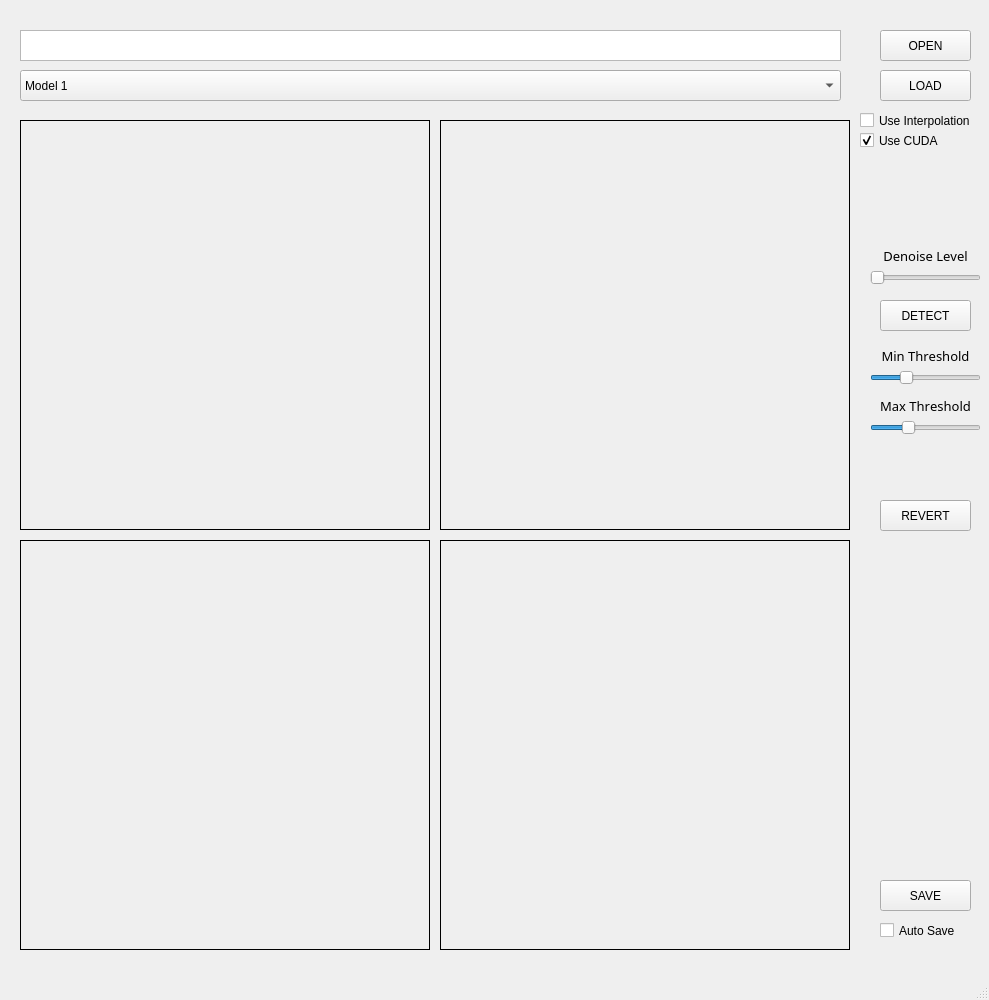
gemengshu/AtomSegGUI, file AtomSeg_V1.ui: the form before one commit.
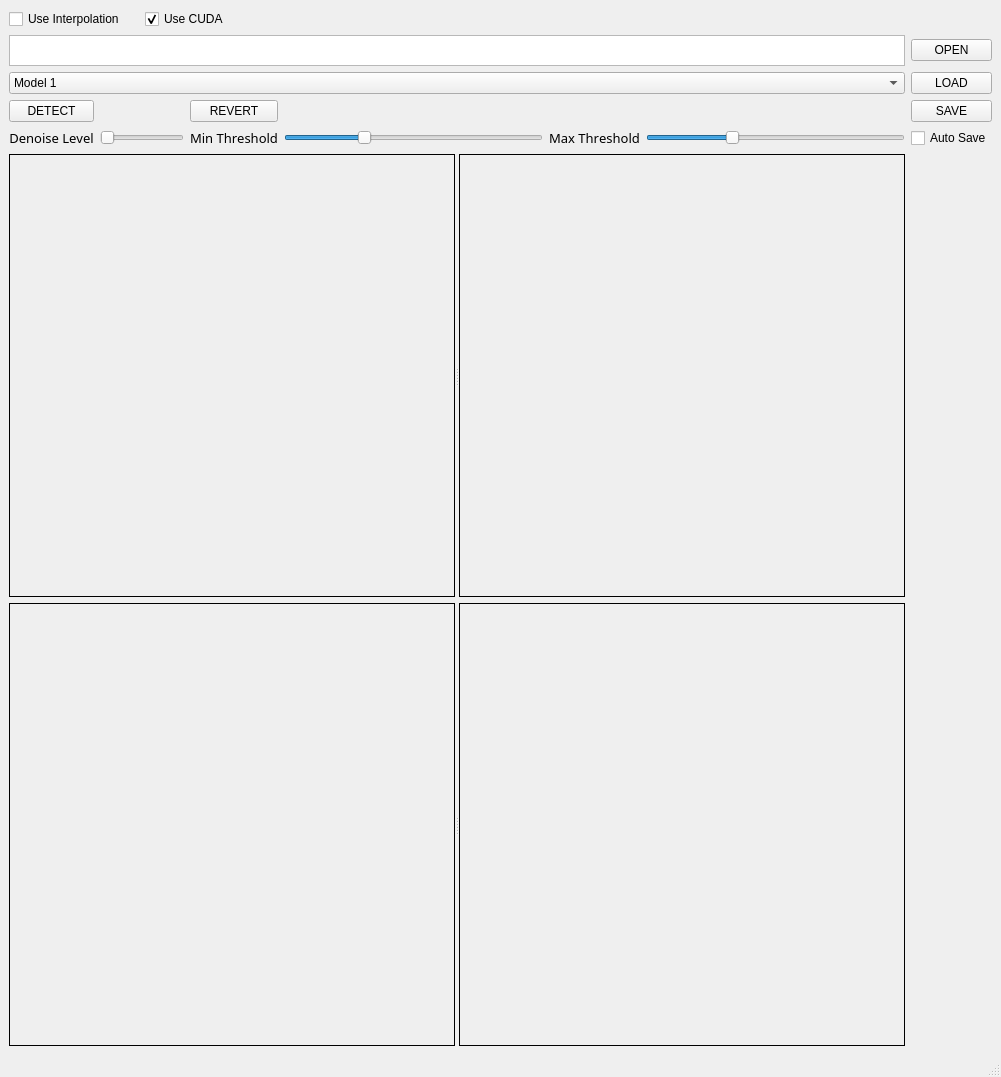
The form after the commit.

```diff
--- a/AtomSeg_V1.ui
+++ b/AtomSeg_V1.ui
@@ -6,409 +6,306 @@
    <rect>
     <x>0</x>
     <y>0</y>
-    <width>989</width>
-    <height>1000</height>
+    <width>1001</width>
+    <height>1077</height>
    </rect>
   </property>
   <property name="windowTitle">
    <string>Atom Segmentation</string>
   </property>
   <widget class="QWidget" name="centralwidget">
-   <widget class="QTextEdit" name="imagePath">
-    <property name="enabled">
-     <bool>true</bool>
-    </property>
-    <property name="geometry">
-     <rect>
-      <x>20</x>
-      <y>30</y>
-      <width>821</width>
-      <height>31</height>
-     </rect>
-    </property>
-   </widget>
-   <widget class="QPushButton" name="open">
-    <property name="geometry">
-     <rect>
-      <x>880</x>
-      <y>30</y>
-      <width>91</width>
-      <height>31</height>
-     </rect>
-    </property>
-    <property name="text">
-     <string>OPEN</string>
-    </property>
-   </widget>
-   <widget class="QLabel" name="ori">
-    <property name="geometry">
-     <rect>
-      <x>20</x>
-      <y>120</y>
-      <width>410</width>
-      <height>410</height>
-     </rect>
-    </property>
-    <property name="frameShape">
-     <enum>QFrame::Box</enum>
-    </property>
-    <property name="text">
-     <string/>
-    </property>
-    <property name="scaledContents">
-     <bool>true</bool>
-    </property>
-   </widget>
-   <widget class="QLabel" name="model_output">
-    <property name="geometry">
-     <rect>
-      <x>440</x>
-      <y>120</y>
-      <width>410</width>
-      <height>410</height>
-     </rect>
-    </property>
-    <property name="frameShape">
-     <enum>QFrame::Box</enum>
-    </property>
-    <property name="text">
-     <string/>
-    </property>
-    <property name="scaledContents">
-     <bool>true</bool>
-    </property>
-   </widget>
-   <widget class="QLabel" name="preprocess">
-    <property name="geometry">
-     <rect>
-      <x>20</x>
-      <y>540</y>
-      <width>410</width>
-      <height>410</height>
-     </rect>
-    </property>
-    <property name="frameShape">
-     <enum>QFrame::Box</enum>
-    </property>
-    <property name="text">
-     <string/>
-    </property>
-    <property name="scaledContents">
-     <bool>true</bool>
-    </property>
-   </widget>
-   <widget class="QLabel" name="detect_result">
-    <property name="geometry">
-     <rect>
-      <x>440</x>
-      <y>540</y>
-      <width>410</width>
-      <height>410</height>
-     </rect>
-    </property>
-    <property name="frameShape">
-     <enum>QFrame::Box</enum>
-    </property>
-    <property name="text">
-     <string/>
-    </property>
-    <property name="scaledContents">
-     <bool>true</bool>
-    </property>
-   </widget>
-   <widget class="QComboBox" name="modelPath">
-    <property name="geometry">
-     <rect>
-      <x>20</x>
-      <y>70</y>
-      <width>821</width>
-      <height>31</height>
-     </rect>
-    </property>
-    <property name="whatsThis">
-     <string>&lt;html&gt;&lt;head/&gt;&lt;body&gt;&lt;p&gt;&lt;br/&gt;&lt;/p&gt;&lt;/body&gt;&lt;/html&gt;</string>
-    </property>
-    <item>
-     <property name="text">
-      <string>Model 1</string>
-     </property>
+   <layout class="QGridLayout" name="gridLayout">
+    <item row="0" column="0" colspan="2">
+     <widget class="QCheckBox" name="use_inter">
+      <property name="text">
+       <string>Use Interpolation</string>
+      </property>
+     </widget>
     </item>
-    <item>
-     <property name="text">
-      <string>Model 2</string>
-     </property>
+    <item row="0" column="2" colspan="2">
+     <widget class="QCheckBox" name="use_cuda">
+      <property name="text">
+       <string>Use CUDA</string>
+      </property>
+      <property name="checked">
+       <bool>true</bool>
+      </property>
+     </widget>
     </item>
-    <item>
-     <property name="text">
-      <string>Model 3</string>
-     </property>
+    <item row="1" column="0" colspan="7">
+     <widget class="QTextEdit" name="imagePath">
+      <property name="enabled">
+       <bool>true</bool>
+      </property>
+      <property name="maximumSize">
+       <size>
+        <width>16777215</width>
+        <height>31</height>
+       </size>
+      </property>
+      <property name="readOnly">
+       <bool>true</bool>
+      </property>
+     </widget>
     </item>
-    <item>
-     <property name="text">
-      <string>Model 4</string>
-     </property>
+    <item row="1" column="7">
+     <widget class="QPushButton" name="open">
+      <property name="text">
+       <string>OPEN</string>
+      </property>
+     </widget>
     </item>
-    <item>
-     <property name="text">
-      <string>Model 5</string>
-     </property>
+    <item row="2" column="0" colspan="7">
+     <widget class="QComboBox" name="modelPath">
+      <property name="whatsThis">
+       <string>&lt;html&gt;&lt;head/&gt;&lt;body&gt;&lt;p&gt;&lt;br/&gt;&lt;/p&gt;&lt;/body&gt;&lt;/html&gt;</string>
+      </property>
+      <item>
+       <property name="text">
+        <string>Model 1</string>
+       </property>
+      </item>
+      <item>
+       <property name="text">
+        <string>Model 2</string>
+       </property>
+      </item>
+      <item>
+       <property name="text">
+        <string>Model 3</string>
+       </property>
+      </item>
+      <item>
+       <property name="text">
+        <string>Model 4</string>
+       </property>
+      </item>
+      <item>
+       <property name="text">
+        <string>Model 5</string>
+       </property>
+      </item>
+      <item>
+       <property name="text">
+        <string>Model 6</string>
+       </property>
+      </item>
+     </widget>
     </item>
-    <item>
-     <property name="text">
-      <string>Model 6</string>
-     </property>
+    <item row="2" column="7">
+     <widget class="QPushButton" name="load">
+      <property name="text">
+       <string>LOAD</string>
+      </property>
+     </widget>
     </item>
-   </widget>
-   <widget class="QLabel" name="label_2">
-    <property name="geometry">
-     <rect>
-      <x>870</x>
-      <y>340</y>
-      <width>111</width>
-      <height>31</height>
-     </rect>
-    </property>
-    <property name="font">
-     <font>
-      <family>Sans Serif</family>
-      <pointsize>10</pointsize>
-      <weight>50</weight>
-      <bold>false</bold>
-      <kerning>false</kerning>
-     </font>
-    </property>
-    <property name="frameShape">
-     <enum>QFrame::NoFrame</enum>
-    </property>
-    <property name="text">
-     <string>Min Threshold</string>
-    </property>
-    <property name="alignment">
-     <set>Qt::AlignCenter</set>
-    </property>
-   </widget>
-   <widget class="QSlider" name="min_thre">
-    <property name="geometry">
-     <rect>
-      <x>870</x>
-      <y>370</y>
-      <width>111</width>
-      <height>16</height>
-     </rect>
-    </property>
-    <property name="font">
-     <font>
-      <pointsize>9</pointsize>
-     </font>
-    </property>
-    <property name="maximum">
-     <number>100</number>
-    </property>
-    <property name="value">
-     <number>30</number>
-    </property>
-    <property name="orientation">
-     <enum>Qt::Horizontal</enum>
-    </property>
-   </widget>
-   <widget class="QSlider" name="max_thre">
-    <property name="geometry">
-     <rect>
-      <x>870</x>
-      <y>420</y>
-      <width>111</width>
-      <height>16</height>
-     </rect>
-    </property>
-    <property name="font">
-     <font>
-      <pointsize>9</pointsize>
-     </font>
-    </property>
-    <property name="minimum">
-     <number>100</number>
-    </property>
-    <property name="maximum">
-     <number>255</number>
-    </property>
-    <property name="value">
-     <number>150</number>
-    </property>
-    <property name="orientation">
-     <enum>Qt::Horizontal</enum>
-    </property>
-   </widget>
-   <widget class="QLabel" name="label_3">
-    <property name="geometry">
-     <rect>
-      <x>870</x>
-      <y>390</y>
-      <width>111</width>
-      <height>31</height>
-     </rect>
-    </property>
-    <property name="font">
-     <font>
-      <family>Sans Serif</family>
-      <pointsize>10</pointsize>
-      <weight>50</weight>
-      <bold>false</bold>
-      <kerning>false</kerning>
-     </font>
-    </property>
-    <property name="frameShape">
-     <enum>QFrame::NoFrame</enum>
-    </property>
-    <property name="text">
-     <string>Max Threshold</string>
-    </property>
-    <property name="alignment">
-     <set>Qt::AlignCenter</set>
-    </property>
-   </widget>
-   <widget class="QCheckBox" name="use_cuda">
-    <property name="geometry">
-     <rect>
-      <x>860</x>
-      <y>130</y>
-      <width>131</width>
-      <height>21</height>
-     </rect>
-    </property>
-    <property name="text">
-     <string>Use CUDA</string>
-    </property>
-    <property name="checked">
-     <bool>true</bool>
-    </property>
-   </widget>
-   <widget class="QPushButton" name="load">
-    <property name="geometry">
-     <rect>
-      <x>880</x>
-      <y>70</y>
-      <width>91</width>
-      <height>31</height>
-     </rect>
-    </property>
-    <property name="text">
-     <string>LOAD</string>
-    </property>
-   </widget>
-   <widget class="QCheckBox" name="use_inter">
-    <property name="geometry">
-     <rect>
-      <x>860</x>
-      <y>110</y>
-      <width>131</width>
-      <height>21</height>
-     </rect>
-    </property>
-    <property name="text">
-     <string>Use Interpolation</string>
-    </property>
-   </widget>
-   <widget class="QLabel" name="label">
-    <property name="geometry">
-     <rect>
-      <x>870</x>
-      <y>240</y>
-      <width>111</width>
-      <height>31</height>
-     </rect>
-    </property>
-    <property name="font">
-     <font>
-      <family>Sans Serif</family>
-      <pointsize>10</pointsize>
-      <weight>50</weight>
-      <bold>false</bold>
-      <kerning>false</kerning>
-     </font>
-    </property>
-    <property name="frameShape">
-     <enum>QFrame::NoFrame</enum>
-    </property>
-    <property name="text">
-     <string>Denoise Level</string>
-    </property>
-    <property name="alignment">
-     <set>Qt::AlignCenter</set>
-    </property>
-   </widget>
-   <widget class="QSlider" name="se_num">
-    <property name="geometry">
-     <rect>
-      <x>870</x>
-      <y>270</y>
-      <width>111</width>
-      <height>16</height>
-     </rect>
-    </property>
-    <property name="font">
-     <font>
-      <pointsize>9</pointsize>
-     </font>
-    </property>
-    <property name="maximum">
-     <number>20</number>
-    </property>
-    <property name="orientation">
-     <enum>Qt::Horizontal</enum>
-    </property>
-   </widget>
-   <widget class="QPushButton" name="circle_detect">
-    <property name="geometry">
-     <rect>
-      <x>880</x>
-      <y>300</y>
-      <width>91</width>
-      <height>31</height>
-     </rect>
-    </property>
-    <property name="text">
-     <string>DETECT</string>
-    </property>
-   </widget>
-   <widget class="QPushButton" name="revert">
-    <property name="geometry">
-     <rect>
-      <x>880</x>
-      <y>500</y>
-      <width>91</width>
-      <height>31</height>
-     </rect>
-    </property>
-    <property name="text">
-     <string>REVERT</string>
-    </property>
-   </widget>
-   <widget class="QPushButton" name="save">
-    <property name="geometry">
-     <rect>
-      <x>880</x>
-      <y>880</y>
-      <width>91</width>
-      <height>31</height>
-     </rect>
-    </property>
-    <property name="text">
-     <string>SAVE</string>
-    </property>
-   </widget>
-   <widget class="QCheckBox" name="auto_save">
-    <property name="geometry">
-     <rect>
-      <x>880</x>
-      <y>920</y>
-      <width>101</width>
-      <height>21</height>
-     </rect>
-    </property>
-    <property name="text">
-     <string>Auto Save</string>
-    </property>
-   </widget>
+    <item row="3" column="0">
+     <widget class="QPushButton" name="circle_detect">
+      <property name="text">
+       <string>DETECT</string>
+      </property>
+     </widget>
+    </item>
+    <item row="3" column="3">
+     <widget class="QPushButton" name="revert">
+      <property name="text">
+       <string>REVERT</string>
+      </property>
+     </widget>
+    </item>
+    <item row="3" column="7">
+     <widget class="QPushButton" name="save">
+      <property name="text">
+       <string>SAVE</string>
+      </property>
+     </widget>
+    </item>
+    <item row="4" column="0">
+     <widget class="QLabel" name="label">
+      <property name="font">
+       <font>
+        <family>Sans Serif</family>
+        <pointsize>10</pointsize>
+        <weight>50</weight>
+        <bold>false</bold>
+        <kerning>false</kerning>
+       </font>
+      </property>
+      <property name="frameShape">
+       <enum>QFrame::NoFrame</enum>
+      </property>
+      <property name="text">
+       <string>Denoise Level</string>
+      </property>
+      <property name="alignment">
+       <set>Qt::AlignCenter</set>
+      </property>
+     </widget>
+    </item>
+    <item row="4" column="1" colspan="2">
+     <widget class="QSlider" name="se_num">
+      <property name="font">
+       <font>
+        <pointsize>9</pointsize>
+       </font>
+      </property>
+      <property name="maximum">
+       <number>20</number>
+      </property>
+      <property name="orientation">
+       <enum>Qt::Horizontal</enum>
+      </property>
+     </widget>
+    </item>
+    <item row="4" column="3">
+     <widget class="QLabel" name="label_2">
+      <property name="font">
+       <font>
+        <family>Sans Serif</family>
+        <pointsize>10</pointsize>
+        <weight>50</weight>
+        <bold>false</bold>
+        <kerning>false</kerning>
+       </font>
+      </property>
+      <property name="frameShape">
+       <enum>QFrame::NoFrame</enum>
+      </property>
+      <property name="text">
+       <string>Min Threshold</string>
+      </property>
+      <property name="alignment">
+       <set>Qt::AlignCenter</set>
+      </property>
+     </widget>
+    </item>
+    <item row="4" column="4">
+     <widget class="QSlider" name="min_thre">
+      <property name="font">
+       <font>
+        <pointsize>9</pointsize>
+       </font>
+      </property>
+      <property name="maximum">
+       <number>100</number>
+      </property>
+      <property name="value">
+       <number>30</number>
+      </property>
+      <property name="orientation">
+       <enum>Qt::Horizontal</enum>
+      </property>
+     </widget>
+    </item>
+    <item row="4" column="5">
+     <widget class="QLabel" name="label_3">
+      <property name="font">
+       <font>
+        <family>Sans Serif</family>
+        <pointsize>10</pointsize>
+        <weight>50</weight>
+        <bold>false</bold>
+        <kerning>false</kerning>
+       </font>
+      </property>
+      <property name="frameShape">
+       <enum>QFrame::NoFrame</enum>
+      </property>
+      <property name="text">
+       <string>Max Threshold</string>
+      </property>
+      <property name="alignment">
+       <set>Qt::AlignCenter</set>
+      </property>
+     </widget>
+    </item>
+    <item row="4" column="6">
+     <widget class="QSlider" name="max_thre">
+      <property name="font">
+       <font>
+        <pointsize>9</pointsize>
+       </font>
+      </property>
+      <property name="minimum">
+       <number>100</number>
+      </property>
+      <property name="maximum">
+       <number>255</number>
+      </property>
+      <property name="value">
+       <number>150</number>
+      </property>
+      <property name="orientation">
+       <enum>Qt::Horizontal</enum>
+      </property>
+     </widget>
+    </item>
+    <item row="4" column="7">
+     <widget class="QCheckBox" name="auto_save">
+      <property name="text">
+       <string>Auto Save</string>
+      </property>
+     </widget>
+    </item>
+    <item row="5" column="0" colspan="7">
+     <widget class="QSplitter" name="splitter">
+      <property name="orientation">
+       <enum>Qt::Horizontal</enum>
+      </property>
+      <widget class="QLabel" name="ori">
+       <property name="frameShape">
+        <enum>QFrame::Box</enum>
+       </property>
+       <property name="text">
+        <string/>
+       </property>
+       <property name="scaledContents">
+        <bool>true</bool>
+       </property>
+      </widget>
+      <widget class="QLabel" name="model_output">
+       <property name="frameShape">
+        <enum>QFrame::Box</enum>
+       </property>
+       <property name="text">
+        <string/>
+       </property>
+       <property name="scaledContents">
+        <bool>true</bool>
+       </property>
+      </widget>
+     </widget>
+    </item>
+    <item row="6" column="0" colspan="7">
+     <widget class="QSplitter" name="splitter_2">
+      <property name="orientation">
+       <enum>Qt::Horizontal</enum>
+      </property>
+      <widget class="QLabel" name="preprocess">
+       <property name="frameShape">
+        <enum>QFrame::Box</enum>
+       </property>
+       <property name="text">
+        <string/>
+       </property>
+       <property name="scaledContents">
+        <bool>true</bool>
+       </property>
+      </widget>
+      <widget class="QLabel" name="detect_result">
+       <property name="frameShape">
+        <enum>QFrame::Box</enum>
+       </property>
+       <property name="text">
+        <string/>
+       </property>
+       <property name="scaledContents">
+        <bool>true</bool>
+       </property>
+      </widget>
+     </widget>
+    </item>
+   </layout>
    <zorder>imagePath</zorder>
    <zorder>open</zorder>
    <zorder>load</zorder>
```
Left out of the diff: 5 changed lines with no effect on the pictures.
